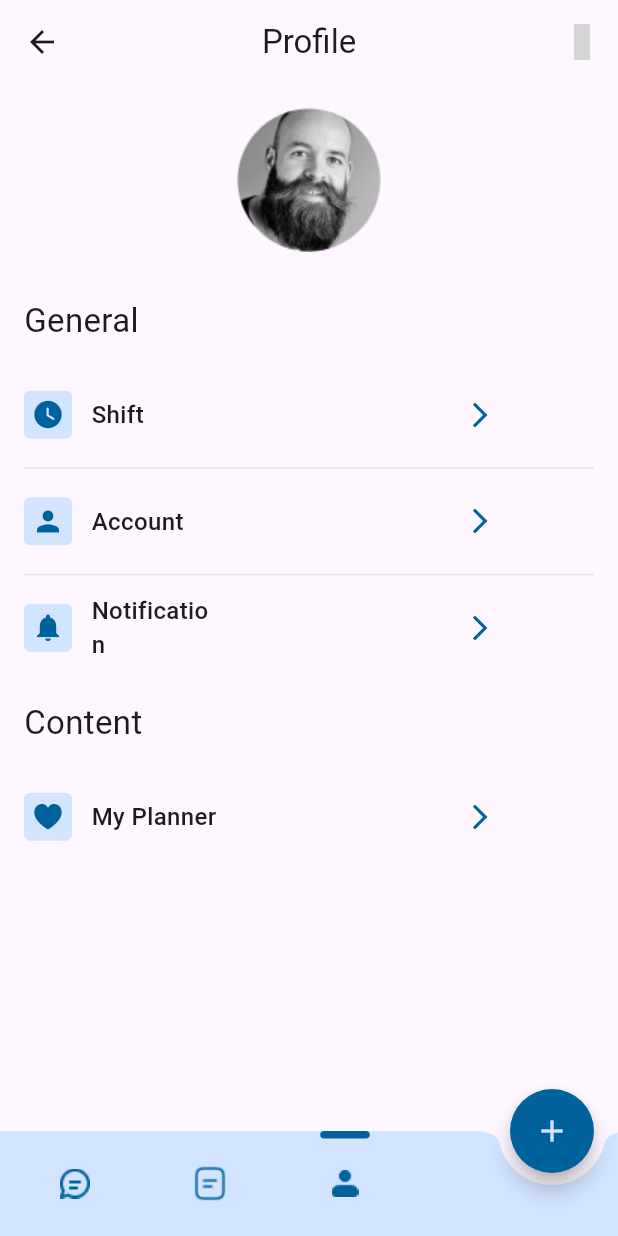
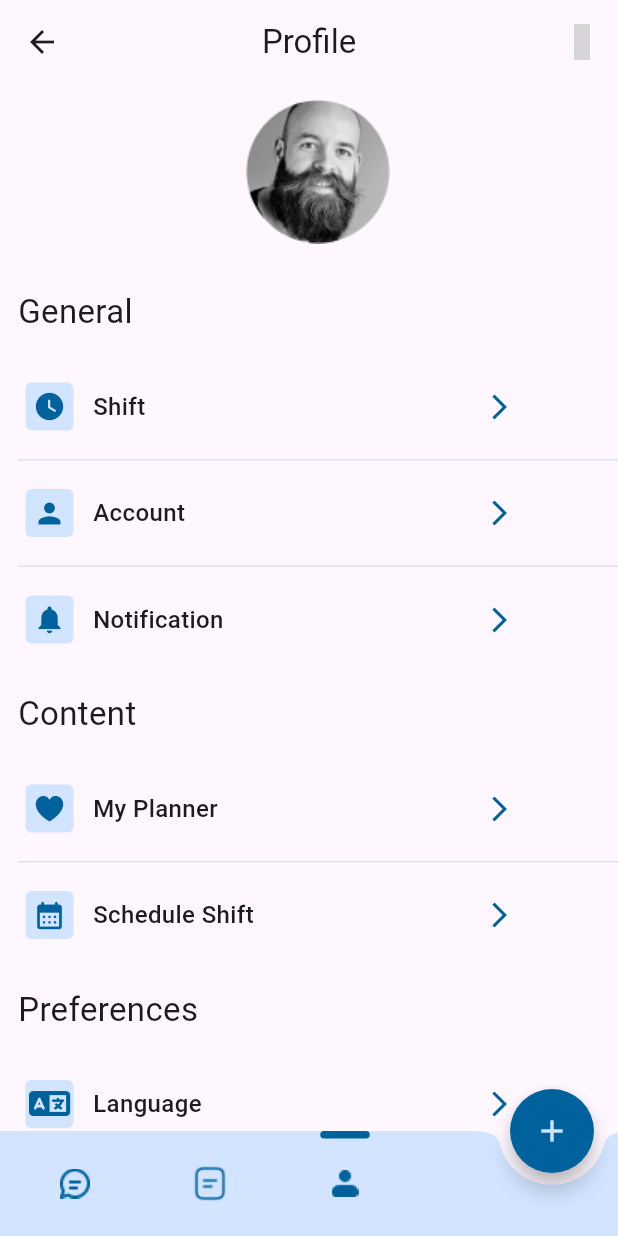
Before and after one commit to HAMZA-CH420/Shifts-Management, a Flutter app: the screen it shows after launch, item 3 of the bottom bar chosen, on a phone screen of 412 x 824 dp. Run offline on Flutter 3.47's test engine with Material 3 defaults, Android fonts, the phone set to English and light mode, and no system bars; our stand-ins replace firebase_core, flutter_svg, font_awesome_flutter, iconsax, page_transition, smooth_page_indicator; missing offline and left inert: flexify; accounts and stored records are empty; grey boxes are pictures that could not be loaded.

Commit message:
fifth Commit

```diff
--- a/lib/UiHelpers/theme/App_Theme.dart
+++ b/lib/UiHelpers/theme/App_Theme.dart
@@ -3,8 +3,10 @@ import 'package:flutter/material.dart';
 class AppTheme {
   static final lightTheme = ThemeData.light().copyWith(
     primaryColorLight: Color(0xffF4F4F4),
+    appBarTheme: AppBarTheme(backgroundColor: Colors.transparent),
     bottomSheetTheme: BottomSheetThemeData(
       shadowColor: Colors.transparent,
       backgroundColor: Colors.transparent,
-    ),);
+    ),
+  );
 }
--- a/lib/UiHelpers/widgets/Custom_Profile_Banner.dart
+++ b/lib/UiHelpers/widgets/Custom_Profile_Banner.dart
@@ -34,7 +34,7 @@ class CustomProfileBanner extends StatelessWidget {
           Padding(
             padding: const EdgeInsets.only(left: 13),
             child: SizedBox(
-              width: 87,
+              width: 133,
               child: Text(
                 bannerTitle,
                 style: TextStyle(fontSize: 16, fontWeight: FontWeight.w500),
@@ -42,7 +42,7 @@ class CustomProfileBanner extends StatelessWidget {
             ),
           ),
           const SizedBox(
-            width: 148,
+            width: 114,
           ),
           IconButton(
               onPressed: onTap,
--- a/lib/features/HomeScreen/Chat_HomePage.dart
+++ b/lib/features/HomeScreen/Chat_HomePage.dart
@@ -21,7 +21,7 @@ class _ChatHomeScreenState extends State<ChatHomeScreen> {
           actions: [
             const Icon(
               Iconsax.notification,
-              size: 30,
+              size: 25,
               color: Palate.PrimaryTextColor,
             ),
             const SizedBox(
--- a/lib/features/Profile_Screen/Profile_Screen.dart
+++ b/lib/features/Profile_Screen/Profile_Screen.dart
@@ -1,6 +1,7 @@
 import 'package:flexify/flexify.dart';
 import 'package:flutter/cupertino.dart';
 import 'package:flutter/material.dart';
+import 'package:font_awesome_flutter/font_awesome_flutter.dart';
 import 'package:iconsax/iconsax.dart';
 import 'package:shifts_management/UiHelpers/theme/Color_Palate.dart';
 import 'package:shifts_management/UiHelpers/widgets/Custom_Banner.dart';
@@ -28,8 +29,9 @@ class ProfileScreen extends StatelessWidget {
         centerTitle: true,
       ),
       body: Padding(
-        padding: const EdgeInsets.all(16.0),
+        padding: const EdgeInsets.only(left: 12),
         child: Center(
+            child: SingleChildScrollView(
           child: Column(
             children: [
               Image.asset("assets/images/Avatar.png"),
@@ -67,11 +69,27 @@ class ProfileScreen extends StatelessWidget {
                     CustomProfileBanner(
                         icon: CupertinoIcons.heart_fill,
                         bannerTitle: "My Planner",
-                      onTap: () {})
+                        onTap: () {}),
+                    Divider(
+                      color: Palate.dividerColor,
+                    ),
+                    CustomProfileBanner(
+                        icon: Icons.calendar_month_rounded,
+                        bannerTitle: "Schedule Shift",
+                        onTap: () {}),
+                    CustomBanner(bannerTitle: "Preferences"),
+                    CustomProfileBanner(
+                        icon: FontAwesomeIcons.language,
+                        bannerTitle: "Language",
+                        onTap: () {}),
+                    const SizedBox(
+                      height: 50,
+                    )
                   ],
                 ),
               ),
             ],
+          ),
         )),
       ),
     );
```
Lines whose indentation alone changed are shown as unchanged.
